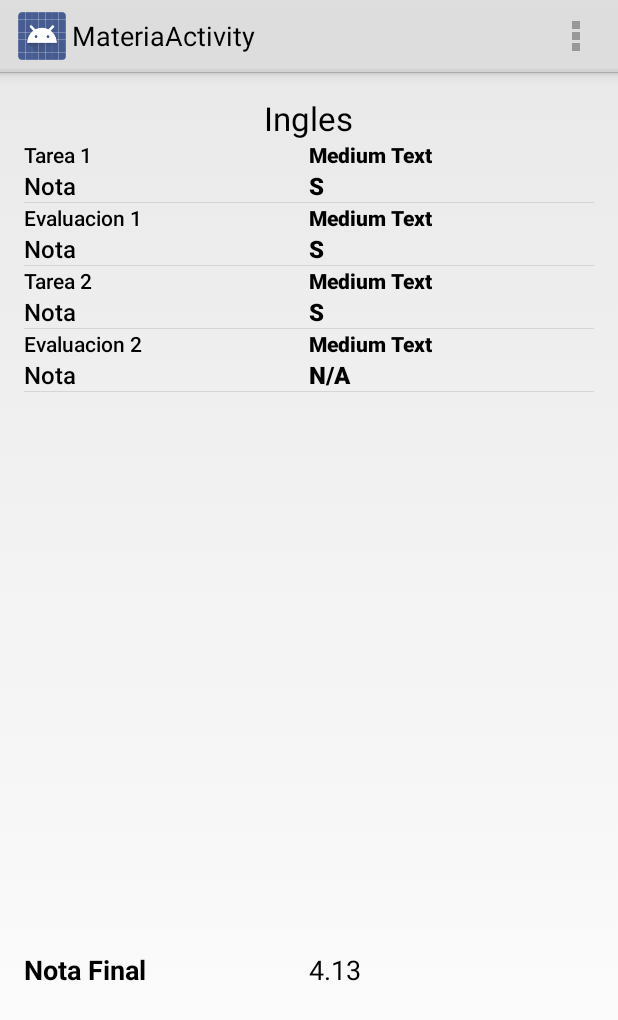
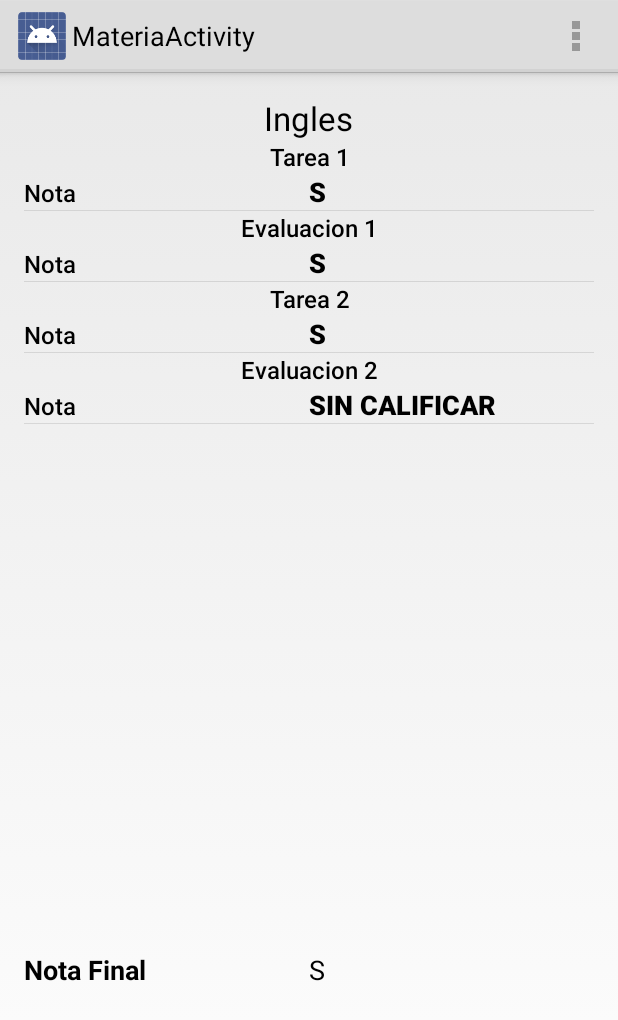
Before and after one commit to ReyesMagos/StudiappColegios, an Android app: the fragment NotasFragmentActivity shown on its own in the app's theme, after a tap on "Ingles", on a phone screen of 412 x 824 dp. Shown: the top 1020 px of the screen. Run offline under Robolectric (Android 15) with nearby library versions, the phone set to English and light mode, and no system bars.

Commit message:
notas cambiado

```diff
--- a/app/build.gradle
+++ b/app/build.gradle
@@ -24,4 +24,5 @@ dependencies {
     compile 'com.android.support:support-v4:20.0.0'
     compile 'com.parse.bolts:bolts-android:1.+'
     compile fileTree(dir: 'libs', include: 'Parse-*.jar')
+    compile 'com.android.support:support-v4:21.0.3'
 }
--- a/app/src/main/java/co/reyesmagos/studiappcolegios/activities/MateriaActivity.java
+++ b/app/src/main/java/co/reyesmagos/studiappcolegios/activities/MateriaActivity.java
@@ -35,9 +35,22 @@ public class MateriaActivity extends Activity {
                 getApplicationContext(), FactoryMaterias.getInstance().getMateriaAMostrar().
                 getListaNotas());
         lvNotas.setAdapter(customAdapterNotasMateria);
-        Double notaF=FactoryMaterias.getInstance().getMateriaAMostrar().
+        Double notis=FactoryMaterias.getInstance().getMateriaAMostrar().
                 getNotaFinal().getNota();
-        txtNotaFinal.setText(new DecimalFormat("##.##").format(notaF));
+
+        if(notis>0 && notis<1)
+            txtNotaFinal.setText("D");
+        else if(notis>=1 && notis <3)
+            txtNotaFinal.setText("I");
+        else if(notis>=3 && notis <3.8)
+            txtNotaFinal.setText("A");
+        else if(notis>=3.8 && notis <4.5)
+            txtNotaFinal.setText("S");
+        else if(notis>=4.5 && notis <=5)
+            txtNotaFinal.setText("E");
+
+
+        //txtNotaFinal.setText(new DecimalFormat("##.##").format(notaF));
     }
 
 
--- a/app/src/main/java/co/reyesmagos/studiappcolegios/dominio/adaptadores/factories/impl/FactoryMaterias.java
+++ b/app/src/main/java/co/reyesmagos/studiappcolegios/dominio/adaptadores/factories/impl/FactoryMaterias.java
@@ -53,19 +53,17 @@ public class FactoryMaterias implements IFactoryMaterias {
 
         List<Nota> listaNotas = new ArrayList<Nota>();
         Nota nota = new Nota();
-
-
-        nota.setNota(4.2);
+        nota.setNota(0.8);
         nota.setMotivo(context.getResources().getString(R.string.tarea1_label));
         listaNotas.add(nota);
 
         nota = new Nota();
-        nota.setNota(2.2);
+        nota.setNota(0.4);
         nota.setMotivo(context.getResources().getString(R.string.tarea2_label));
         listaNotas.add(nota);
 
         nota = new Nota();
-        nota.setNota(3.2);
+        nota.setNota(0.2);
         nota.setMotivo(context.getResources().getString(R.string.tarea3_label));
         listaNotas.add(nota);
 
@@ -86,7 +84,7 @@ public class FactoryMaterias implements IFactoryMaterias {
 
         nota = new Nota();
 
-        nota.setNota(2.2);
+        nota.setNota(3.2);
         nota.setMotivo(context.getResources().getString(R.string.tarea1_label));
         listaNotas.add(nota);
 
@@ -101,7 +99,7 @@ public class FactoryMaterias implements IFactoryMaterias {
         listaNotas.add(nota);
 
         nota = new Nota();
-        nota.setNota(3.8);
+        nota.setNota(3.7);
         nota.setMotivo(context.getResources().getString(R.string.evaluacion1_label));
         listaNotas.add(nota);
 
@@ -117,7 +115,7 @@ public class FactoryMaterias implements IFactoryMaterias {
         listaNotas = new ArrayList<Nota>();
 
         nota = new Nota();
-        nota.setNota(1.2);
+        nota.setNota(3.2);
         nota.setMotivo(context.getResources().getString(R.string.tarea1_label));
         listaNotas.add(nota);
 
@@ -127,7 +125,7 @@ public class FactoryMaterias implements IFactoryMaterias {
         listaNotas.add(nota);
 
         nota = new Nota();
-        nota.setNota(2.0);
+        nota.setNota(3.1);
         nota.setMotivo(context.getResources().getString(R.string.tarea3_label));
         listaNotas.add(nota);
 
--- a/app/src/main/java/co/reyesmagos/studiappcolegios/fragments/NavigationDrawerFragment.java
+++ b/app/src/main/java/co/reyesmagos/studiappcolegios/fragments/NavigationDrawerFragment.java
@@ -148,7 +148,7 @@ public class NavigationDrawerFragment extends Fragment {
 
         mDrawerListView.setAdapter(adapter);
         //Se le agrega en encabezado al navigation
-        mDrawerListView.addHeaderView(getActivity().getLayoutInflater().inflate(R.layout.navigation_header,null));
+       // mDrawerListView.addHeaderView(getActivity().getLayoutInflater().inflate(R.layout.navigation_header,null));
         mDrawerListView.setItemChecked(mCurrentSelectedPosition, true);
         return mDrawerListView;
     }
--- a/app/src/main/java/co/reyesmagos/studiappcolegios/fragments/adaptadores/CustomAdapterNotasMateria.java
+++ b/app/src/main/java/co/reyesmagos/studiappcolegios/fragments/adaptadores/CustomAdapterNotasMateria.java
@@ -59,7 +59,7 @@ public class CustomAdapterNotasMateria extends BaseAdapter {
 
             viewHolder = new ViewHolder();
             viewHolder.txtMotivo = (TextView) convertView.findViewById(R.id.txt_motivo);
-            viewHolder.txtPorcentaje = (TextView) convertView.findViewById(R.id.txt_porcentaje);
+            //viewHolder.txtPorcentaje = (TextView) convertView.findViewById(R.id.txt_porcentaje);
             viewHolder.txtNota = (TextView) convertView.findViewById(R.id.txt_nota);
 
 
@@ -76,16 +76,16 @@ public class CustomAdapterNotasMateria extends BaseAdapter {
                 viewHolder.txtNota.setText("D");
            else if(notis>=1 && notis <3)
                 viewHolder.txtNota.setText("I");
-            else if(notis>=3 && notis <4)
+            else if(notis>=3 && notis <3.8)
                 viewHolder.txtNota.setText("A");
-            else if(notis>=4 && notis <4.5)
+            else if(notis>=3.8 && notis <4.5)
                 viewHolder.txtNota.setText("S");
             else if(notis>=4.5 && notis <=5)
                 viewHolder.txtNota.setText("E");
         }
 
         else
-            viewHolder.txtNota.setText("N/A");
+            viewHolder.txtNota.setText("SIN CALIFICAR");
 
         return convertView;
     }
@@ -93,7 +93,6 @@ public class CustomAdapterNotasMateria extends BaseAdapter {
     private class ViewHolder {
 
         TextView txtMotivo;
-        TextView txtPorcentaje;
         TextView txtNota;
     }
 }
--- a/app/src/main/res/layout/activity_navigation_main.xml
+++ b/app/src/main/res/layout/activity_navigation_main.xml
@@ -5,7 +5,7 @@
     android:id="@+id/drawer_layout"
     android:layout_width="match_parent"
     android:layout_height="match_parent"
-    tools:context="co.reyesmagos.aplicacioncolegios.activities.NavigationActivityMain">
+    tools:context="co.reyesmagos.studiappcolegios.activities.NavigationActivityMain">
 
     <!-- As the main content view, the view below consumes the entire
          space available using match_parent in both dimensions. -->
--- a/app/src/main/res/layout/nota_custom_grid.xml
+++ b/app/src/main/res/layout/nota_custom_grid.xml
@@ -4,11 +4,11 @@
     android:orientation="vertical">
 
     <ImageView
-        android:layout_width="wrap_content"
-        android:layout_height="wrap_content"
+        android:layout_width="100dp"
+        android:layout_height="100dp"
         android:src="@drawable/ic_launcher"
         android:layout_gravity="center"
-        android:layout_marginBottom="10dp"
+        android:layout_marginBottom="5dp"
         android:layout_marginTop="10dp"
         android:id="@+id/im_materia" />
 
@@ -17,8 +17,7 @@
         android:layout_height="wrap_content"
         android:textAppearance="?android:attr/textAppearanceMedium"
         android:text="Medium Text"
-        android:layout_marginBottom="10dp"
-        android:layout_marginTop="10dp"
+
         android:id="@+id/txt_nombre"
         android:textColor="#000000"
 
--- a/app/src/main/res/layout/notas_materia_custom_adapter.xml
+++ b/app/src/main/res/layout/notas_materia_custom_adapter.xml
@@ -18,19 +18,12 @@
             android:text="Medium Text"
             android:layout_weight="1"
             android:textColor="#000000"
-            android:textSize="14sp"
+            android:layout_gravity="center"
+            android:gravity="center"
+            android:textSize="16sp"
             android:id="@+id/txt_motivo" />
 
-        <TextView
-            android:layout_width="0dp"
-            android:layout_height="wrap_content"
-            android:textAppearance="?android:attr/textAppearanceMedium"
-            android:text="Medium Text"
-            android:layout_weight="1"
-            android:textColor="#000000"
-            android:textStyle="bold"
-            android:textSize="14sp"
-            android:id="@+id/txt_porcentaje" />
+
     </LinearLayout>
 
     <LinearLayout
@@ -57,7 +50,7 @@
             android:layout_weight="1"
             android:textColor="#000000"
             android:textStyle="bold"
-            android:textSize="16sp"
+            android:textSize="18sp"
             android:id="@+id/txt_nota" />
     </LinearLayout>
 
```
Also changed, not shown: app/src/main/res/drawable-hdpi/artistica.png, app/src/main/res/drawable-hdpi/espanol.png, app/src/main/res/drawable-hdpi/ingles.png, app/src/main/res/drawable-hdpi/mate.png, 208 other files.
